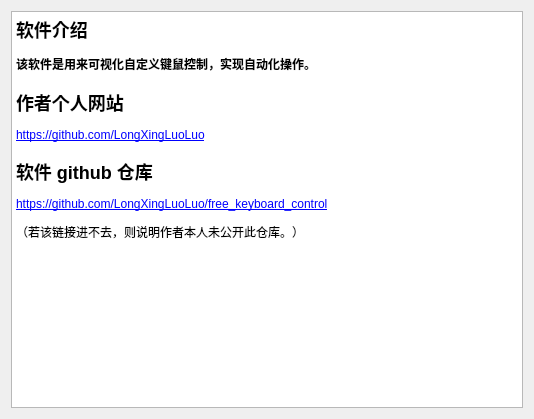
Qt form ui/authorWidget.ui (LongXingLuoLuo/free_keyboard_control) before a commit.
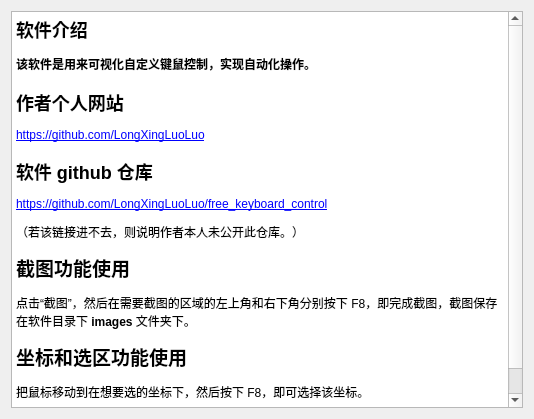
The same form after that commit.

Commit message: 添加了截图功能使用说明

Patch:
```diff
--- a/ui/authorWidget.ui
+++ b/ui/authorWidget.ui
@@ -28,7 +28,11 @@
 &lt;h2 style=&quot; margin-top:16px; margin-bottom:12px; margin-left:0px; margin-right:0px; -qt-block-indent:0; text-indent:0px;&quot;&gt;&lt;span style=&quot; font-size:x-large; font-weight:600;&quot;&gt;软件 github 仓库&lt;/span&gt;&lt;/h2&gt;
 &lt;p style=&quot; margin-top:12px; margin-bottom:12px; margin-left:0px; margin-right:0px; -qt-block-indent:0; text-indent:0px;&quot;&gt;&lt;a href=&quot;https://github.com/LongXingLuoLuo/free_keyboard_control&quot;&gt;&lt;span style=&quot; text-decoration: underline; color:#0000ff;&quot;&gt;https://github.com/LongXingLuoLuo/free_keyboard_control&lt;/span&gt;&lt;/a&gt;&lt;/p&gt;
 &lt;p style=&quot; margin-top:12px; margin-bottom:12px; margin-left:0px; margin-right:0px; -qt-block-indent:0; text-indent:0px;&quot;&gt;（若该链接进不去，则说明作者本人未公开此仓库。）&lt;/p&gt;
-&lt;p style=&quot; margin-top:12px; margin-bottom:12px; margin-left:0px; margin-right:0px; -qt-block-indent:0; text-indent:0px;&quot;&gt; &lt;/p&gt;&lt;/body&gt;&lt;/html&gt;</string>
+&lt;p style=&quot; margin-top:12px; margin-bottom:12px; margin-left:0px; margin-right:0px; -qt-block-indent:0; text-indent:0px;&quot;&gt;&lt;span style=&quot; font-size:14pt; font-weight:600;&quot;&gt;截图功能使用 &lt;/span&gt;&lt;/p&gt;
+&lt;p style=&quot; margin-top:12px; margin-bottom:12px; margin-left:0px; margin-right:0px; -qt-block-indent:0; text-indent:0px;&quot;&gt;点击“截图”，然后在需要截图的区域的左上角和右下角分别按下 F8，即完成截图，截图保存在软件目录下 &lt;span style=&quot; font-weight:600;&quot;&gt;images &lt;/span&gt;文件夹下。&lt;/p&gt;
+&lt;p style=&quot; margin-top:12px; margin-bottom:12px; margin-left:0px; margin-right:0px; -qt-block-indent:0; text-indent:0px;&quot;&gt;&lt;span style=&quot; font-size:14pt; font-weight:600;&quot;&gt;坐标和选区功能使用&lt;/span&gt;&lt;/p&gt;
+&lt;p style=&quot; margin-top:12px; margin-bottom:12px; margin-left:0px; margin-right:0px; -qt-block-indent:0; text-indent:0px;&quot;&gt;把鼠标移动到在想要选的坐标下，然后按下 F8，即可选择该坐标。&lt;/p&gt;
+&lt;p style=&quot; margin-top:12px; margin-bottom:12px; margin-left:0px; margin-right:0px; -qt-block-indent:0; text-indent:0px;&quot;&gt;在选择的区域的左上角和右下角分别按下 F8，即选择矩形区域。&lt;/p&gt;&lt;/body&gt;&lt;/html&gt;</string>
      </property>
     </widget>
    </item>
```
The commit also changes 1 other file.
